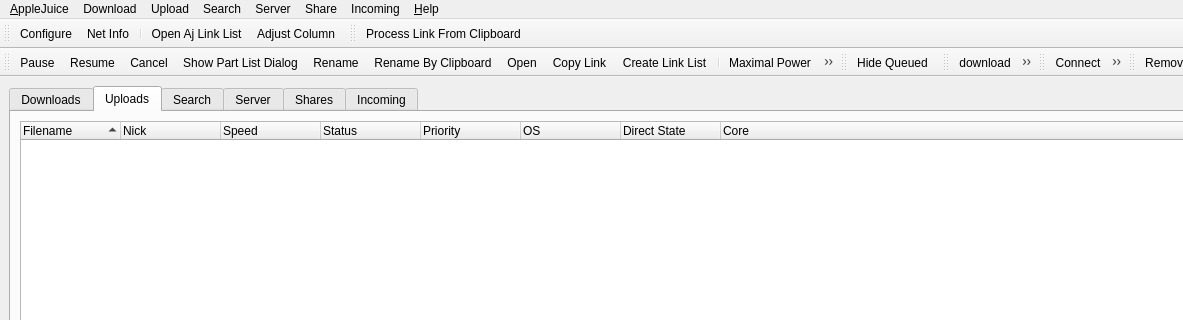
The window that juicer/src/mainwindowbase.ui (applejuicenetz/gui-juicer) describes before a commit, drawn with Qt 5; both pictures show x 0 to 1183 and y 0 to 320 of the 1288 by 688 pixel window.
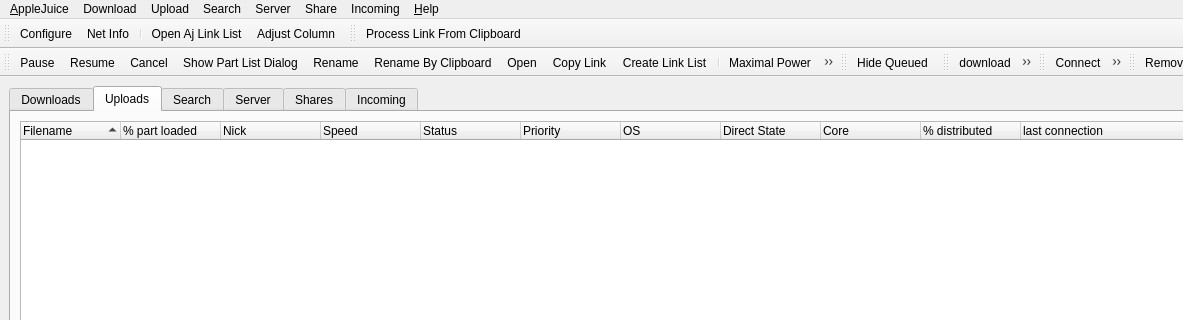
The same window after the commit. The open tabs and pages were chosen to show the change. Icons and pictures are not drawn. Custom widgets are drawn as their Qt base class.

Commit message: added more informations to upload widget

Patch:
```diff
--- a/juicer/src/mainwindowbase.ui
+++ b/juicer/src/mainwindowbase.ui
@@ -184,6 +184,11 @@
             <string>Filename</string>
            </property>
           </column>
+          <column>
+           <property name="text" >
+            <string>% part loaded</string>
+           </property>
+          </column>
           <column>
            <property name="text" >
             <string>Nick</string>
@@ -219,6 +224,16 @@
             <string>Core</string>
            </property>
           </column>
+          <column>
+           <property name="text" >
+            <string>% distributed</string>
+           </property>
+          </column>
+          <column>
+           <property name="text" >
+            <string>last connection</string>
+           </property>
+          </column>
          </widget>
         </item>
        </layout>
```
Left out of the diff: 8 changed lines with no effect on the pictures. The commit also changes 7 other files.
